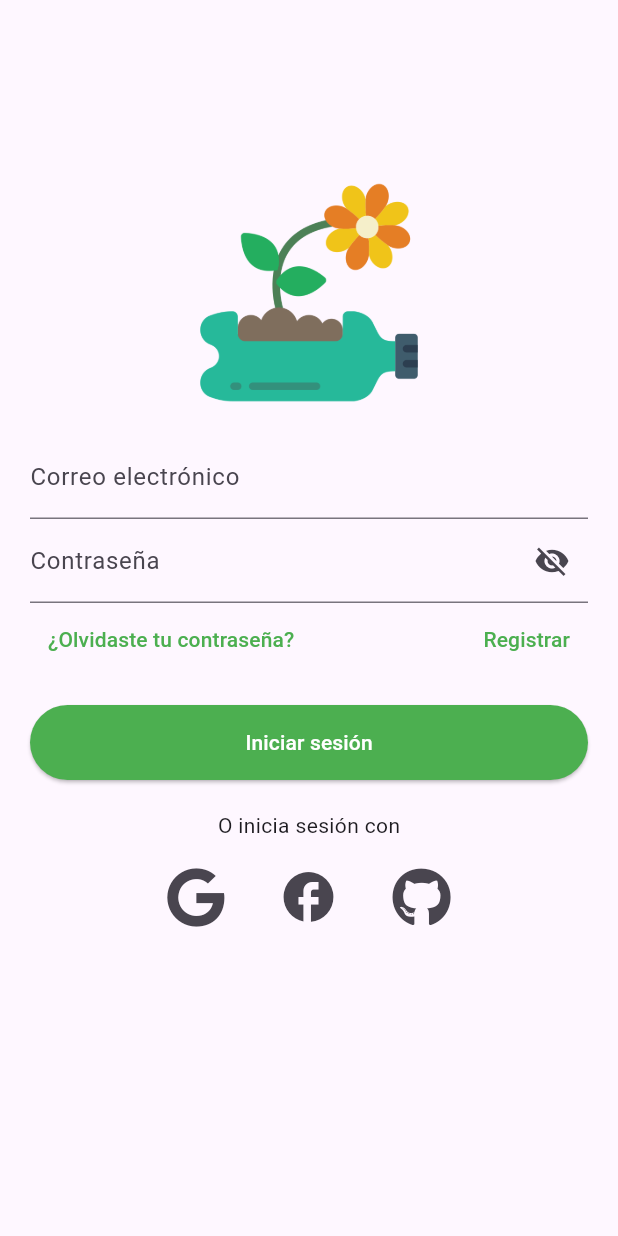
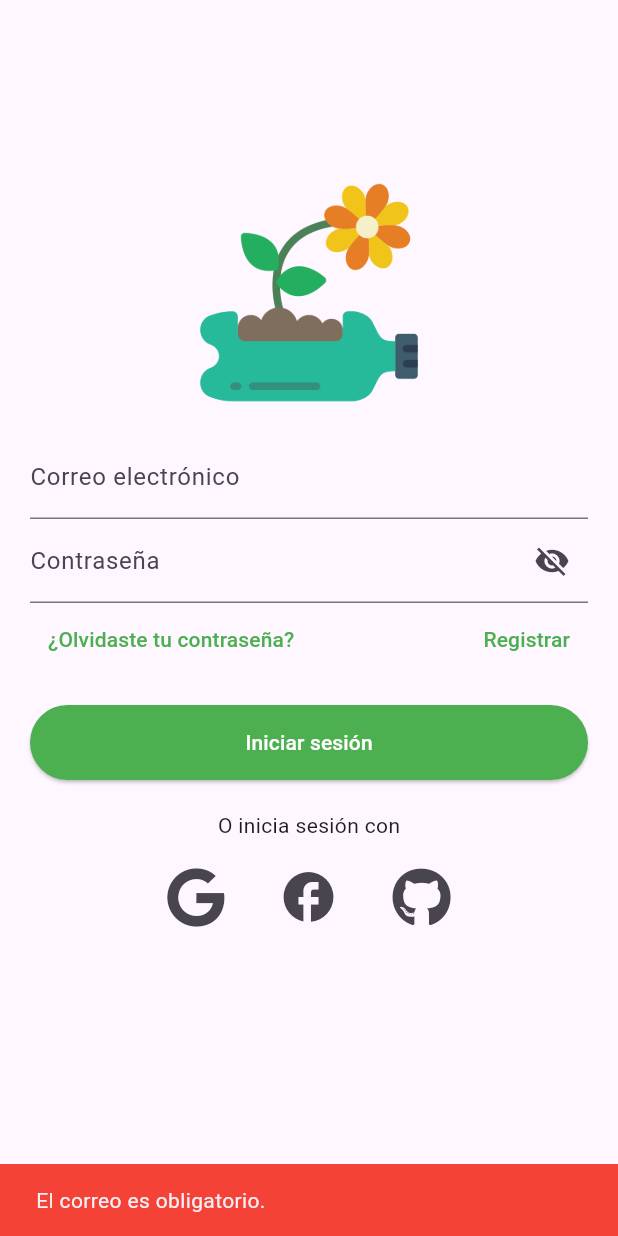
Before and after one commit to DulceST/ProyectoMoviles, a Flutter app: the screen it shows after launch, after a tap on "¿Olvidaste tu contraseña?", on a phone screen of 412 x 824 dp. Run offline on Flutter 3.47's test engine with Material 3 defaults, Android fonts, the phone set to English and light mode, and no system bars; our stand-ins replace card_swiper, cloud_firestore, convex_bottom_bar, csc_picker, firebase_auth, firebase_core and 10 more; missing offline and left inert: animated_floating_buttons; accounts and stored records are empty.

Commit message:
Esquema de  recuperacion de contraseña implementado correctamente

```diff
--- a/lib/screens/loginp_screen.dart
+++ b/lib/screens/loginp_screen.dart
@@ -206,7 +206,30 @@ class _LoginpScreenState extends State<LoginpScreen> {
           mainAxisAlignment: MainAxisAlignment.spaceBetween,
           children: [
             TextButton(
-              onPressed: () {},
+              onPressed: () async {
+                String email = _emailController.text;
+
+                if (email.isEmpty) {
+                  _showSnackBar('El correo es obligatorio.');
+                  return;
+                }
+
+                if (!RegExp(r'^[^@]+@[^@]+\.[^@]+').hasMatch(email)) {
+                  _showSnackBar('Por favor ingresa un correo válido.');
+                  return;
+                }
+
+                try {
+                  // Llamar al método para enviar el correo de recuperación
+                  await EmailAuth().sendPasswordResetEmail(email);
+                  _showSnackBar(
+                      'Correo de recuperación enviado. Revisa tu bandeja de entrada.',
+                      backgroundColor: Colors.green);
+                } catch (e) {
+                  _showSnackBar(
+                      'Hubo un error al enviar el correo. Inténtalo más tarde.');
+                }
+              },
               child: const Text(
                 '¿Olvidaste tu contraseña?',
                 style: TextStyle(color: Colors.green),
@@ -244,7 +267,6 @@ class _LoginpScreenState extends State<LoginpScreen> {
                       actions: [
                         TextButton(
                           onPressed: () {
-                            // Cerrar el diálogo
                             Navigator.pop(context);
                           },
                           child: const Text('Cancelar'),
```
Also changed, not shown: lib/utils/email_auth.dart (+8 -0 lines).
